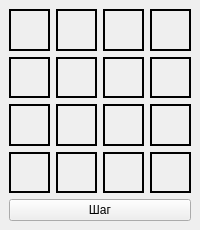
Old version of the form mainwindow.ui in the repository renkeles/WalkerGui.
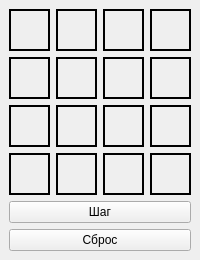
New version of the form.

Diff of the .ui file:
```diff
--- a/mainwindow.ui
+++ b/mainwindow.ui
@@ -7,7 +7,7 @@
     <x>0</x>
     <y>0</y>
     <width>200</width>
-    <height>230</height>
+    <height>260</height>
    </rect>
   </property>
   <property name="sizePolicy">
@@ -19,20 +19,20 @@
   <property name="minimumSize">
    <size>
     <width>200</width>
-    <height>230</height>
+    <height>260</height>
    </size>
   </property>
   <property name="maximumSize">
    <size>
     <width>200</width>
-    <height>230</height>
+    <height>260</height>
    </size>
   </property>
   <property name="windowTitle">
    <string>Walker</string>
   </property>
   <widget class="QWidget" name="centralwidget">
-   <layout class="QVBoxLayout" name="verticalLayout" stretch="20,20,20,20,0">
+   <layout class="QVBoxLayout" name="verticalLayout" stretch="20,20,20,20,0,0">
     <item>
      <layout class="QHBoxLayout" name="horizontalLayout_4">
       <item>
@@ -280,6 +280,13 @@
       </item>
      </layout>
     </item>
+    <item>
+     <widget class="QPushButton" name="pushButton_2">
+      <property name="text">
+       <string>Сброс</string>
+      </property>
+     </widget>
+    </item>
    </layout>
   </widget>
  </widget>
```
